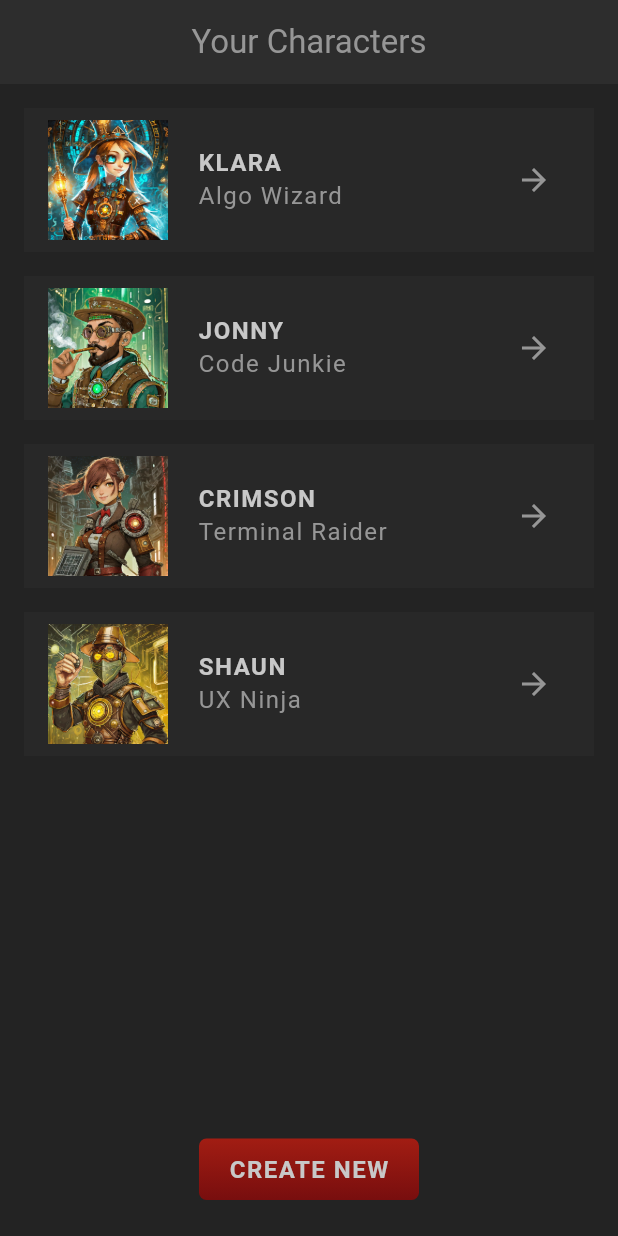
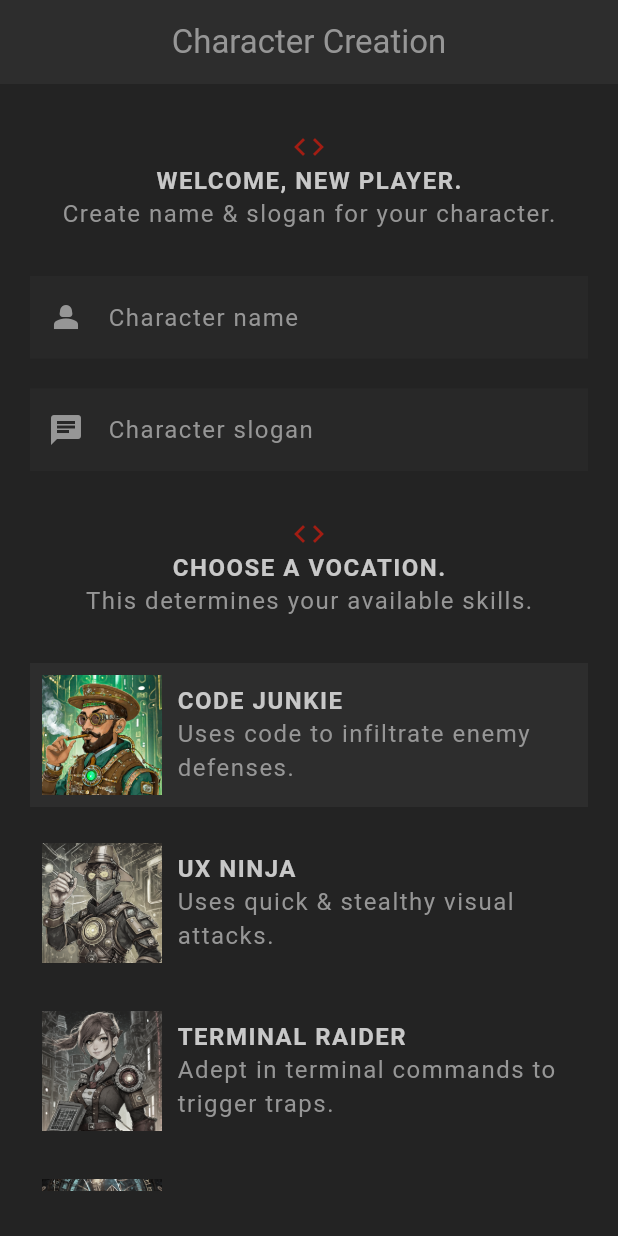
Before and after one commit to vr1e/code-ninjas, a Flutter app: the screen it shows after launch, on a phone screen of 412 x 824 dp. Run offline on Flutter 3.47's test engine with Material 3 defaults, Android fonts, the phone set to English and light mode, and no system bars; our stand-ins replace google_fonts; Roboto replaces fonts that are missing (Kanit).

Commit message:
user input

```diff
--- a/rpg/lib/main.dart
+++ b/rpg/lib/main.dart
@@ -1,9 +1,10 @@
 import 'package:flutter/material.dart';
+import 'package:rpg/screens/create/create.dart';
 import 'package:rpg/screens/home/home.dart';
 import 'package:rpg/theme.dart';
 
 void main() {
-  runApp(MaterialApp(theme: primaryTheme, home: const Home()));
+  runApp(MaterialApp(theme: primaryTheme, home: const Create()));
 }
 
 class Sandbox extends StatelessWidget {
--- /dev/null
+++ b/rpg/lib/screens/create/create.dart
@@ -0,0 +1,153 @@
+import 'package:flutter/material.dart';
+import 'package:google_fonts/google_fonts.dart';
+import 'package:rpg/models/character.dart';
+import 'package:rpg/models/vocation.dart';
+import 'package:rpg/screens/create/vocation_card.dart';
+import 'package:rpg/shared/styled_button.dart';
+import 'package:rpg/shared/styled_text.dart';
+import 'package:rpg/theme.dart';
+import 'package:uuid/uuid.dart';
+
+var uuid = const Uuid();
+
+class Create extends StatefulWidget {
+  const Create({super.key});
+
+  @override
+  State<Create> createState() => _CreateState();
+}
+
+class _CreateState extends State<Create> {
+  final _nameController = TextEditingController();
+  final _sloganController = TextEditingController();
+
+  @override
+  void dispose() {
+    _nameController.dispose();
+    _sloganController.dispose();
+    super.dispose();
+  }
+
+  // handling vocation selection
+  Vocation selectedVocation = Vocation.junkie;
+  void updateVocation(Vocation vocation) {
+    setState(() {
+      selectedVocation = vocation;
+    });
+  }
+
+  // submit handler
+  void handleSubmit() {
+    if (_nameController.text.trim().isEmpty) {
+      return;
+    }
+
+    if (_sloganController.text.trim().isEmpty) {
+      return;
+    }
+    characters.add(
+      Character(
+        id: uuid.v4(),
+        name: _nameController.text.trim(),
+        vocation: selectedVocation,
+        slogan: _sloganController.text.trim(),
+      ),
+    );
+  }
+
+  @override
+  Widget build(BuildContext context) {
+    return Scaffold(
+      appBar: AppBar(
+        title: const Text('Character Creation'),
+        centerTitle: true,
+      ),
+      body: Container(
+        padding: const EdgeInsets.symmetric(vertical: 30, horizontal: 20),
+        child: SingleChildScrollView(
+          child: Column(
+            children: [
+              // welcome message
+              Center(child: Icon(Icons.code, color: AppColors.primaryColor)),
+              const Center(child: StyledHeading('Welcome, new player.')),
+              const Center(
+                child: StyledText('Create name & slogan for your character.'),
+              ),
+              const SizedBox(height: 30),
+
+              // input for name and slogan
+              TextField(
+                controller: _nameController,
+                style: GoogleFonts.kanit(
+                  textStyle: Theme.of(context).textTheme.bodyMedium,
+                ),
+                cursorColor: AppColors.textColor,
+                decoration: const InputDecoration(
+                  prefixIcon: Icon(Icons.person_2),
+                  label: StyledText('Character name'),
+                ),
+              ),
+              const SizedBox(height: 20),
+              TextField(
+                controller: _sloganController,
+                style: GoogleFonts.kanit(
+                  textStyle: Theme.of(context).textTheme.bodyMedium,
+                ),
+                cursorColor: AppColors.textColor,
+                decoration: InputDecoration(
+                  prefixIcon: Icon(Icons.chat),
+                  label: StyledText('Character slogan'),
+                ),
+              ),
+
+              const SizedBox(height: 30),
+
+              // select vocation title
+              Center(child: Icon(Icons.code, color: AppColors.primaryColor)),
+              const Center(child: StyledHeading('Choose a vocation.')),
+              const Center(
+                child: StyledText('This determines your available skills.'),
+              ),
+              const SizedBox(height: 30),
+
+              // vocation cards
+              VocationCard(
+                selected: selectedVocation == Vocation.junkie,
+                onTap: updateVocation,
+                vocation: Vocation.junkie,
+              ),
+              VocationCard(
+                selected: selectedVocation == Vocation.ninja,
+                onTap: updateVocation,
+                vocation: Vocation.ninja,
+              ),
+              VocationCard(
+                selected: selectedVocation == Vocation.raider,
+                onTap: updateVocation,
+                vocation: Vocation.raider,
+              ),
+              VocationCard(
+                selected: selectedVocation == Vocation.wizard,
+                onTap: updateVocation,
+                vocation: Vocation.wizard,
+              ),
+
+              // good luck message
+              Center(child: Icon(Icons.code, color: AppColors.primaryColor)),
+              const Center(child: StyledHeading('Good luck.')),
+              const Center(child: StyledText('And enjoy the journey...')),
+              const SizedBox(height: 30),
+
+              Center(
+                child: StyledButton(
+                  onPressed: handleSubmit,
+                  child: StyledHeading('Create character'),
+                ),
+              ),
+            ],
+          ),
+        ),
+      ),
+    );
+  }
+}
--- /dev/null
+++ b/rpg/lib/screens/create/vocation_card.dart
@@ -0,0 +1,55 @@
+import 'package:flutter/material.dart';
+import 'package:rpg/models/vocation.dart';
+import 'package:rpg/shared/styled_text.dart';
+import 'package:rpg/theme.dart';
+
+class VocationCard extends StatelessWidget {
+  const VocationCard({
+    super.key,
+    required this.vocation,
+    required this.onTap,
+    required this.selected,
+  });
+
+  final Vocation vocation;
+  final void Function(Vocation) onTap;
+  final bool selected;
+
+  @override
+  Widget build(BuildContext context) {
+    return GestureDetector(
+      onTap: () {
+        onTap(vocation);
+      },
+      child: Card(
+        color: selected ? AppColors.secondaryColor : Colors.transparent,
+        child: Padding(
+          padding: const EdgeInsets.all(8),
+          child: Row(
+            children: [
+              //vocation image
+              Image.asset(
+                'assets/img/vocations/${vocation.image}',
+                width: 80,
+                colorBlendMode: BlendMode.color,
+                color: !selected
+                    ? Colors.black.withOpacity(0.8)
+                    : Colors.transparent,
+              ),
+              const SizedBox(width: 10),
+              Expanded(
+                child: Column(
+                  crossAxisAlignment: CrossAxisAlignment.start,
+                  children: [
+                    StyledHeading(vocation.title),
+                    StyledText(vocation.description),
+                  ],
+                ),
+              ),
+            ],
+          ),
+        ),
+      ),
+    );
+  }
+}
--- a/rpg/lib/theme.dart
+++ b/rpg/lib/theme.dart
@@ -54,4 +54,13 @@
     shadowColor: Colors.transparent,
     margin: const EdgeInsets.only(bottom: 16),
   ),
+
+  // input decoration theme
+  inputDecorationTheme: InputDecorationTheme(
+    filled: true,
+    fillColor: AppColors.secondaryColor.withOpacity(0.5),
+    border: InputBorder.none,
+    labelStyle: TextStyle(color: AppColors.textColor),
+    prefixIconColor: AppColors.textColor,
+  ),
 );
--- a/rpg/pubspec.yaml
+++ b/rpg/pubspec.yaml
@@ -35,6 +35,7 @@
   # Use with the CupertinoIcons class for iOS style icons.
   cupertino_icons: ^1.0.8
   google_fonts: ^6.2.1
+  uuid: ^4.5.1
 
 dev_dependencies:
   flutter_test:
```
Also changed, not shown: rpg/pubspec.lock.
